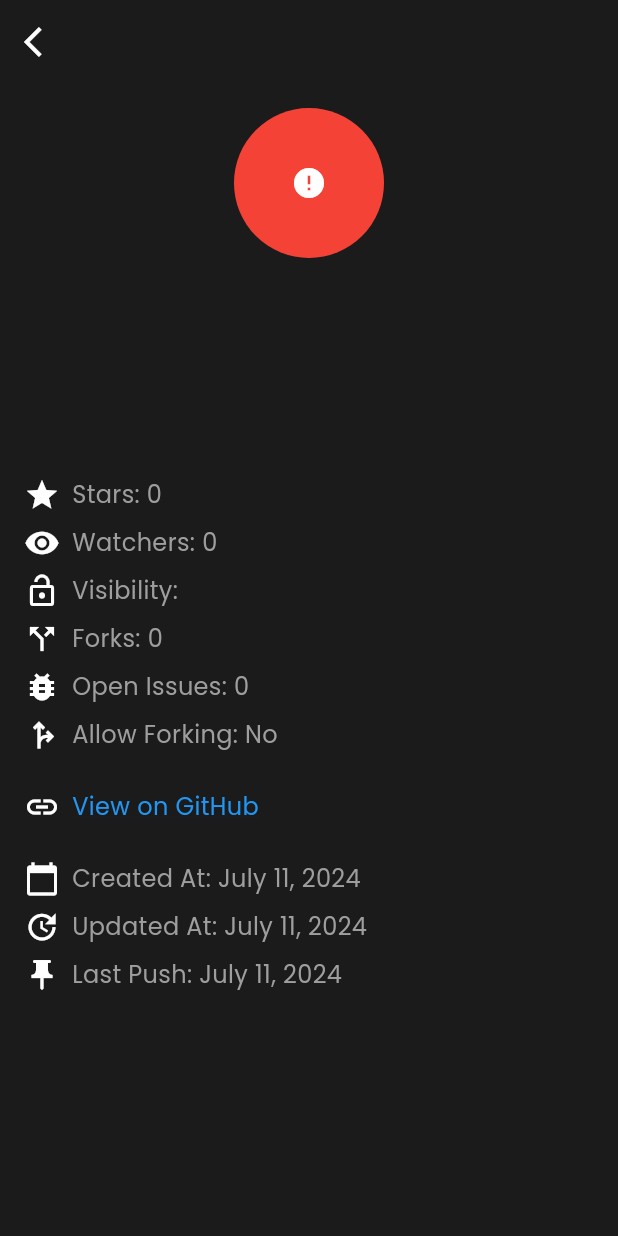
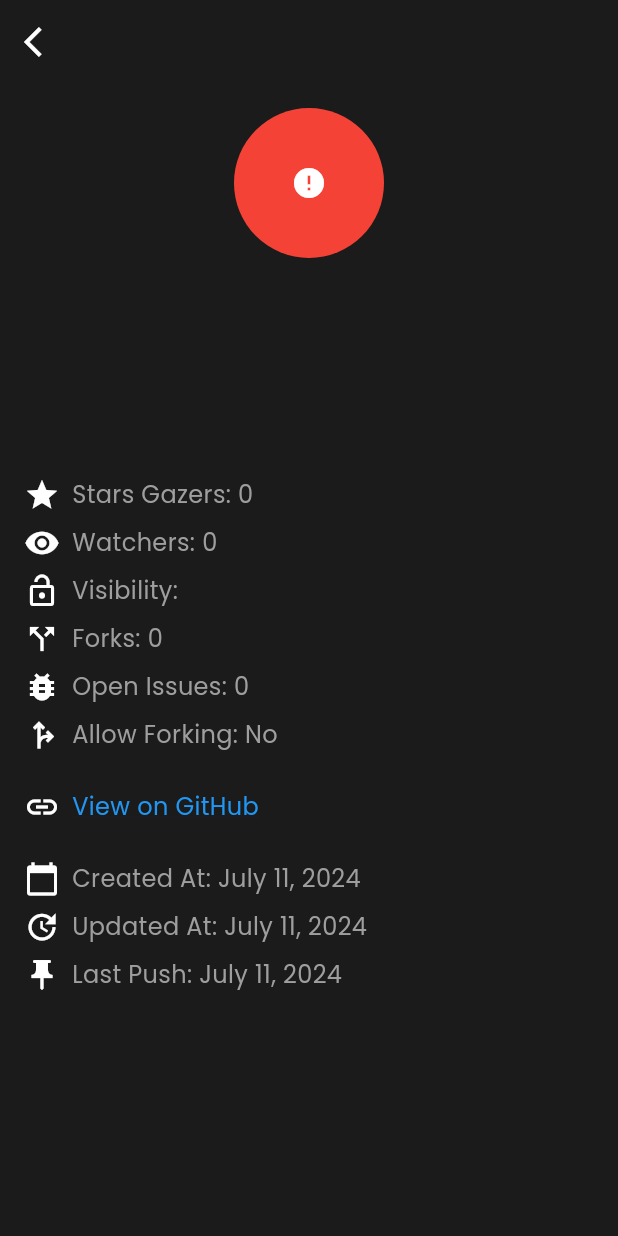
Before and after one commit to vikepk/flutter_app, a Flutter app: the GitHubRepoDetailPage screen opened directly with empty values, on a phone screen of 412 x 824 dp. Run offline on Flutter 3.47's test engine with Material 3 defaults, Android fonts, the phone set to English and light mode, and no system bars; drawn by our look-alikes of cached_network_image; our stand-ins replace connectivity, dartz, flutter_riverpod, go_router, shimmer, sqflite; accounts and stored records are empty; network calls fail.

Commit message:
fix:Start Gazers

```diff
--- a/lib/features/gitHubrepos/presentation/pages/gitHubrepo_detailspage.dart
+++ b/lib/features/gitHubrepos/presentation/pages/gitHubrepo_detailspage.dart
@@ -74,7 +74,7 @@ class GitHubRepoDetailPage extends StatelessWidget {
                 style: const TextStyle(fontSize: 16, color: Colors.grey),
               ),
               const SizedBox(height: 16),
-              _buildInfoRow(Icons.star, 'Stars: ${repo.stars}'),
+              _buildInfoRow(Icons.star, 'Stars Gazers: ${repo.stars}'),
               _buildInfoRow(
                   Icons.visibility, 'Watchers: ${repo.watchersCount}'),
               _buildInfoRow(Icons.lock_open, 'Visibility: ${repo.visibility}'),
```
